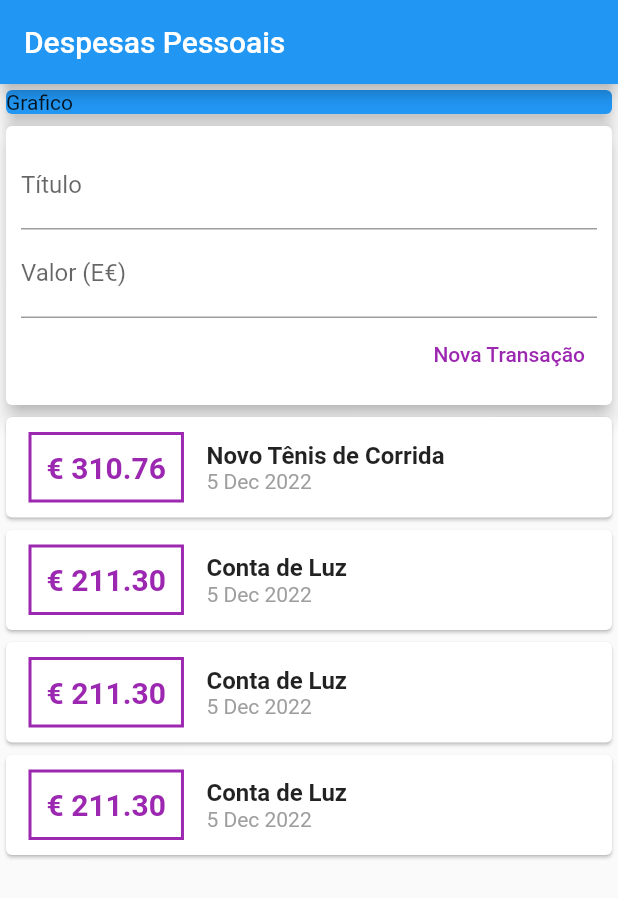
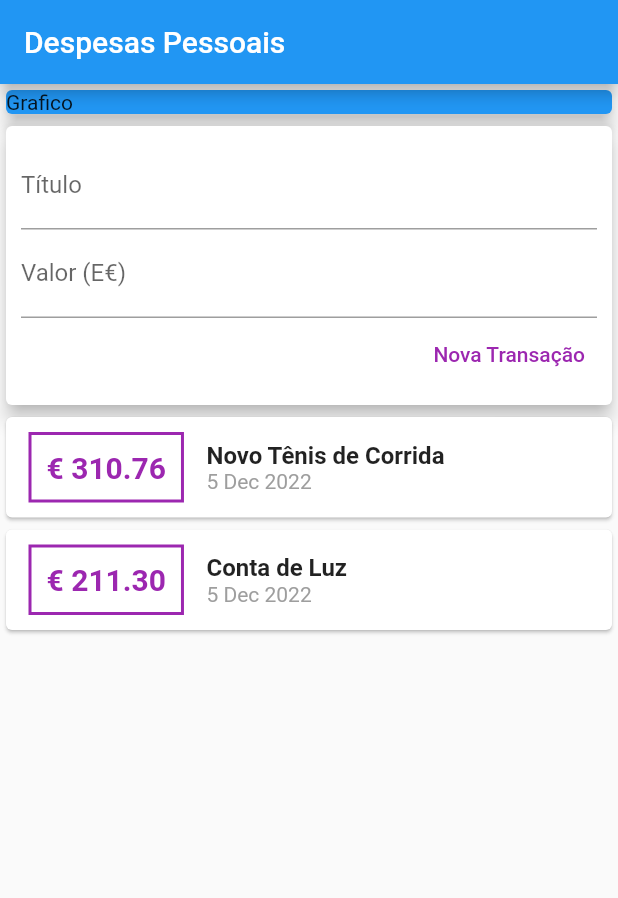
Before and after one commit to ViolaRafael/expenses, a Flutter app: the screen it shows after launch, after a tap on "Nova Transação", on a phone screen of 412 x 824 dp. Shown: the top 898 px of the screen. Run offline on Flutter 3.47's test engine with Material 2 defaults, Android fonts, the phone set to English and light mode, and no system bars.

```diff
--- a/lib/components/transaction_form.dart
+++ b/lib/components/transaction_form.dart
@@ -6,6 +6,17 @@ class TransactionForm extends StatelessWidget {
   final valueController = TextEditingController();
 
   final void Function(String,double) onSubmit;
+
+  _submitform() {
+    final title = titleController.text;
+    final value = double.tryParse(valueController.text) ?? 0.0;
+
+    if(title.isEmpty || value <= 0) {
+      return;
+    }
+
+    onSubmit(title,value);
+  }
 
   TransactionForm(this.onSubmit);
 
@@ -19,12 +30,15 @@ class TransactionForm extends StatelessWidget {
           children: [
             TextField(
               controller: titleController,
+              onSubmitted: (_) => _submitform(),
               decoration: InputDecoration(
                 labelText: 'Título',
               ),
             ),
             TextField(
               controller: valueController,
+              keyboardType: TextInputType.numberWithOptions(decimal: true),
+              onSubmitted: (_) => _submitform(),
               decoration: InputDecoration(
                 labelText: 'Valor (E\€)',
               ),
@@ -37,11 +51,7 @@ class TransactionForm extends StatelessWidget {
                   style: TextButton.styleFrom(
                     foregroundColor: Colors.purple,
                   ),
-                  onPressed: () {
-                    final title = titleController.text;
-                    final value = double.tryParse(valueController.text) ?? 0.0;
-                    onSubmit(title,value);
-                  },
+                  onPressed: _submitform,
                 ),
               ],
             )
--- a/lib/components/transaction_user.dart
+++ b/lib/components/transaction_user.dart
@@ -23,37 +23,6 @@ class _TransactionUserState extends State<TransactionUser> {
       value: 211.30,
       date: DateTime.now(),
     ),
-    Transaction(
-      id: 't2',
-      title: 'Conta de Luz',
-      value: 211.30,
-      date: DateTime.now(),
-    ),
-    Transaction(
-      id: 't2',
-      title: 'Conta de Luz',
-      value: 211.30,
-      date: DateTime.now(),
-    ),
-    Transaction(
-      id: 't2',
-      title: 'Conta de Luz',
-      value: 211.30,
-      date: DateTime.now(),
-    ),
-    Transaction(
-      id: 't2',
-      title: 'Conta de Luz',
-      value: 211.30,
-      date: DateTime.now(),
-    ),
-    Transaction(
-      id: 't2',
-      title: 'Conta de Luz',
-      value: 211.30,
-      date: DateTime.now(),
-    ),
-
   ];
 
   _addTransaction(String title, double value) {
```
